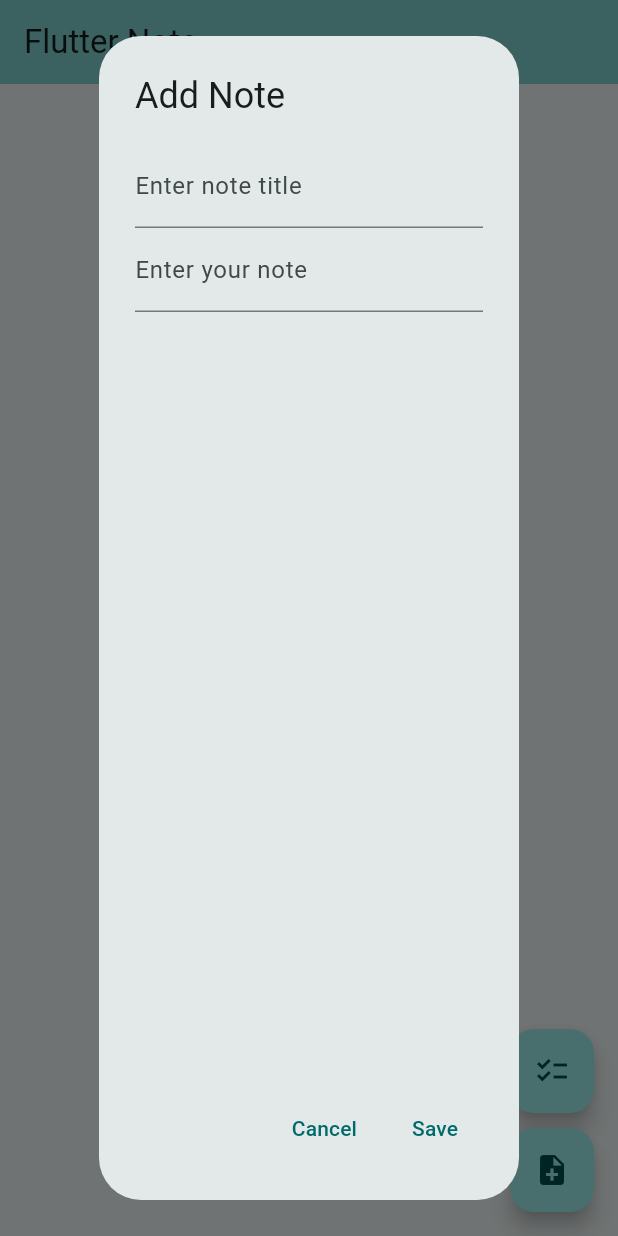
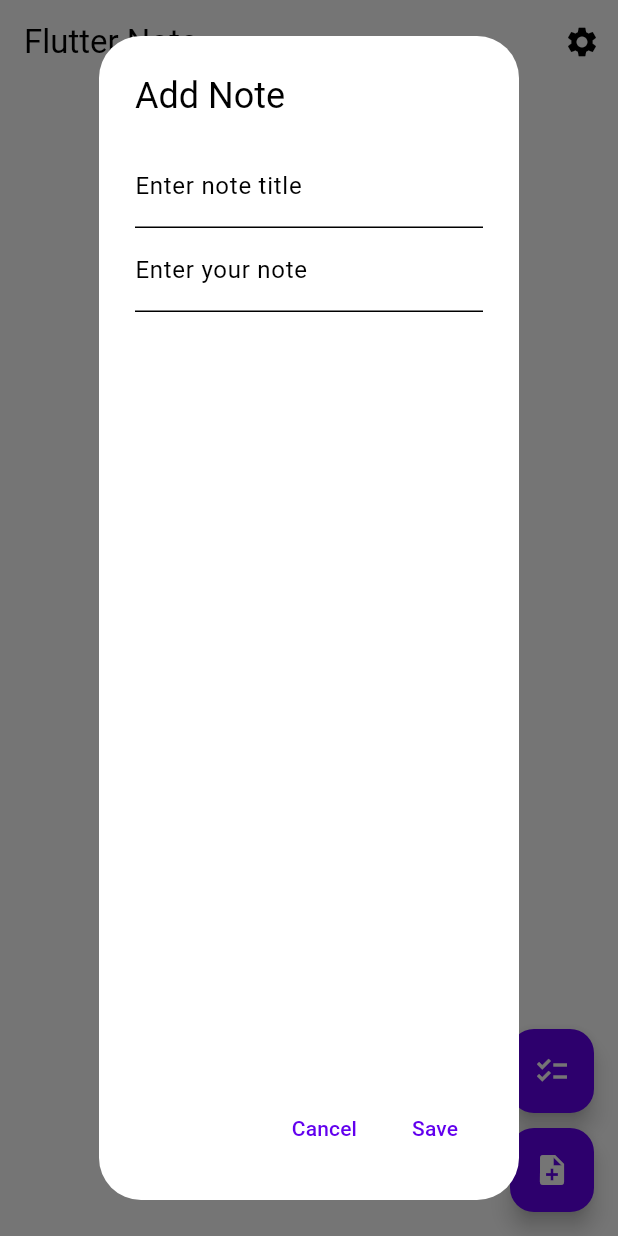
Before and after one commit to Generekalipsa/flutter_note, a Flutter app: the screen it shows after launch, after a tap on the "note add" icon, on a phone screen of 412 x 824 dp. Run offline on Flutter 3.47's test engine with Material 3 defaults, Android fonts, the phone set to English and light mode, and no system bars; our stand-ins replace shared_preferences.

Commit message:
Added theme switching and also a settings menu

```diff
--- a/lib/main.dart
+++ b/lib/main.dart
@@ -1,9 +1,18 @@
 import 'dart:convert';
 import 'package:flutter/material.dart';
 import 'package:shared_preferences/shared_preferences.dart';
+import 'package:provider/provider.dart';
+import 'theme_provider.dart';
+import 'settings.dart';
+
 
 void main() {
-  runApp(const MyApp());
+  runApp(
+      ChangeNotifierProvider(
+        create: (context) => ThemeProvider(),
+        child: MyApp(),
+      ),
+  );
 }
 
 class MyApp extends StatelessWidget {
@@ -13,11 +22,8 @@ class MyApp extends StatelessWidget {
   Widget build(BuildContext context) {
     return MaterialApp(
       title: 'Flutter Note',
-      theme: ThemeData(
-        colorScheme: ColorScheme.fromSeed(seedColor: Colors.cyanAccent),
-        useMaterial3: true,
-      ),
-      home: const MyHomePage(title: 'Flutter Note'),
+      theme: Provider.of<ThemeProvider>(context).themeData,
+      home: MyHomePage(title: 'Flutter Note'),
     );
   }
 }
@@ -117,8 +123,18 @@ class _MyHomePageState extends State<MyHomePage> {
   Widget build(BuildContext context) {
     return Scaffold(
       appBar: AppBar(
-        backgroundColor: Theme.of(context).colorScheme.inversePrimary,
         title: Text(widget.title),
+        actions: [
+          IconButton(
+              onPressed: () {
+                Navigator.push(
+                    context,
+                    MaterialPageRoute(builder: (context) => SettingsScreen())
+                );
+              },
+              tooltip: "settings",
+              icon: const Icon(Icons.settings))
+        ],
       ),
       body: Center(
         child: Column(
--- /dev/null
+++ b/lib/theme_provider.dart
@@ -0,0 +1,21 @@
+import 'package:flutter/material.dart';
+import 'themes.dart';
+
+class ThemeProvider with ChangeNotifier {
+ ThemeData _themeData = lightMode;
+
+ ThemeData get themeData => _themeData;
+
+ set themeData(ThemeData themeData) {
+    _themeData = themeData;
+    notifyListeners();
+  }
+
+  void toggleTheme() {
+    if (_themeData == lightMode) {
+      themeData = darkMode;
+    } else {
+      themeData = lightMode;
+    }
+  }
+}
--- /dev/null
+++ b/lib/themes.dart
@@ -0,0 +1,15 @@
+import 'package:flutter/material.dart';
+
+ThemeData lightMode = ThemeData(
+  brightness: Brightness.light,
+  colorScheme: ColorScheme.light(
+    background: Colors.white,
+  )
+);
+
+ThemeData darkMode = ThemeData(
+    brightness: Brightness.dark,
+    colorScheme: ColorScheme.dark(
+      background: Colors.black,
+    )
+);
--- a/pubspec.yaml
+++ b/pubspec.yaml
@@ -36,6 +36,7 @@ dependencies:
   # The following adds the Cupertino Icons font to your application.
   # Use with the CupertinoIcons class for iOS style icons.
   cupertino_icons: ^1.0.2
+  provider: ^6.1.1
 
 dev_dependencies:
   flutter_test:
```
Also changed, not shown: lib/settings.dart (added, +54 -0 lines), pubspec.lock.
